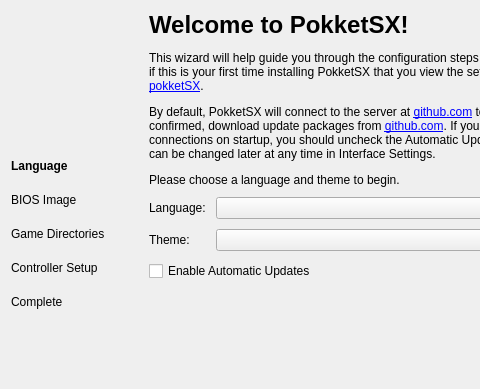
Old version of the form src/pokketsx-qt/setupwizarddialog.ui in the repository mentalfoundry/PokketSX; both pictures show x 0 to 480 and y 0 to 389 of the 760 by 389 pixel window.
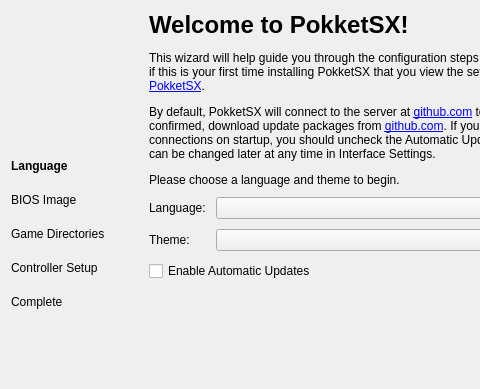
New version of the form. Icons and pictures are not drawn.

```diff
--- a/src/pokketsx-qt/setupwizarddialog.ui
+++ b/src/pokketsx-qt/setupwizarddialog.ui
@@ -47,7 +47,7 @@
        <item>
         <widget class="QLabel" name="introLabel">
          <property name="text">
-          <string>&lt;html&gt;&lt;head/&gt;&lt;body&gt;&lt;h1 style=&quot; margin-top:18px; margin-bottom:12px; margin-left:0px; margin-right:0px; -qt-block-indent:0; text-indent:0px;&quot;&gt;&lt;span style=&quot; font-size:xx-large; font-weight:700;&quot;&gt;Welcome to PokketSX!&lt;/span&gt;&lt;/h1&gt;&lt;p&gt;This wizard will help guide you through the configuration steps required to use the application. It is recommended if this is your first time installing PokketSX that you view the setup guide at &lt;a href=&quot;https://github.com/mentalfoundry/pokketSX&quot;&gt;https://github.com/mentalfoundry/pokketSX&lt;/a&gt;.&lt;/p&gt;&lt;p&gt;By default, PokketSX will connect to the server at &lt;a href=&quot;https://github.com/&quot;&gt;github.com&lt;/a&gt; to check for updates, and if available and confirmed, download update packages from &lt;a href=&quot;https://github.com/&quot;&gt;github.com&lt;/a&gt;. If you do not wish for PokketSX to make any network connections on startup, you should uncheck the Automatic Updates option now. The Automatic Update setting can be changed later at any time in Interface Settings.&lt;/p&gt;&lt;p&gt;Please choose a language and theme to begin.&lt;/p&gt;&lt;/body&gt;&lt;/html&gt;</string>
+          <string>&lt;html&gt;&lt;head/&gt;&lt;body&gt;&lt;h1 style=&quot; margin-top:18px; margin-bottom:12px; margin-left:0px; margin-right:0px; -qt-block-indent:0; text-indent:0px;&quot;&gt;&lt;span style=&quot; font-size:xx-large; font-weight:700;&quot;&gt;Welcome to PokketSX!&lt;/span&gt;&lt;/h1&gt;&lt;p&gt;This wizard will help guide you through the configuration steps required to use the application. It is recommended if this is your first time installing PokketSX that you view the setup guide at &lt;a href=&quot;https://github.com/mentalfoundry/PokketSX&quot;&gt;https://github.com/mentalfoundry/PokketSX&lt;/a&gt;.&lt;/p&gt;&lt;p&gt;By default, PokketSX will connect to the server at &lt;a href=&quot;https://github.com/&quot;&gt;github.com&lt;/a&gt; to check for updates, and if available and confirmed, download update packages from &lt;a href=&quot;https://github.com/&quot;&gt;github.com&lt;/a&gt;. If you do not wish for PokketSX to make any network connections on startup, you should uncheck the Automatic Updates option now. The Automatic Update setting can be changed later at any time in Interface Settings.&lt;/p&gt;&lt;p&gt;Please choose a language and theme to begin.&lt;/p&gt;&lt;/body&gt;&lt;/html&gt;</string>
          </property>
          <property name="alignment">
           <set>Qt::AlignLeading|Qt::AlignLeft|Qt::AlignTop</set>
```
